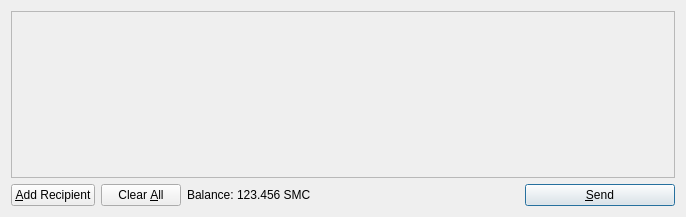
Above: src/qt/forms/sendcoinsdialog.ui from pixelfairies/link before the change. Below: the same form after it.
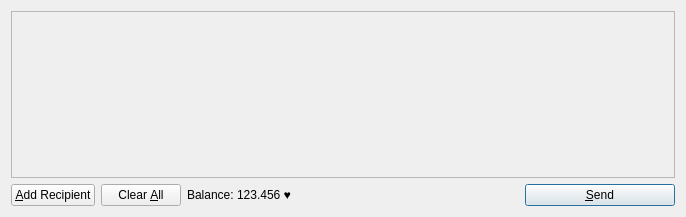
That is the form after the change. Icons and pictures are not drawn.

```diff
--- a/src/qt/forms/sendcoinsdialog.ui
+++ b/src/qt/forms/sendcoinsdialog.ui
@@ -119,7 +119,7 @@
           <cursorShape>IBeamCursor</cursorShape>
          </property>
          <property name="text">
-          <string>123.456 SMC</string>
+          <string>123.456 ♥</string>
          </property>
          <property name="textInteractionFlags">
           <set>Qt::LinksAccessibleByMouse|Qt::TextSelectableByKeyboard|Qt::TextSelectableByMouse</set>
```
